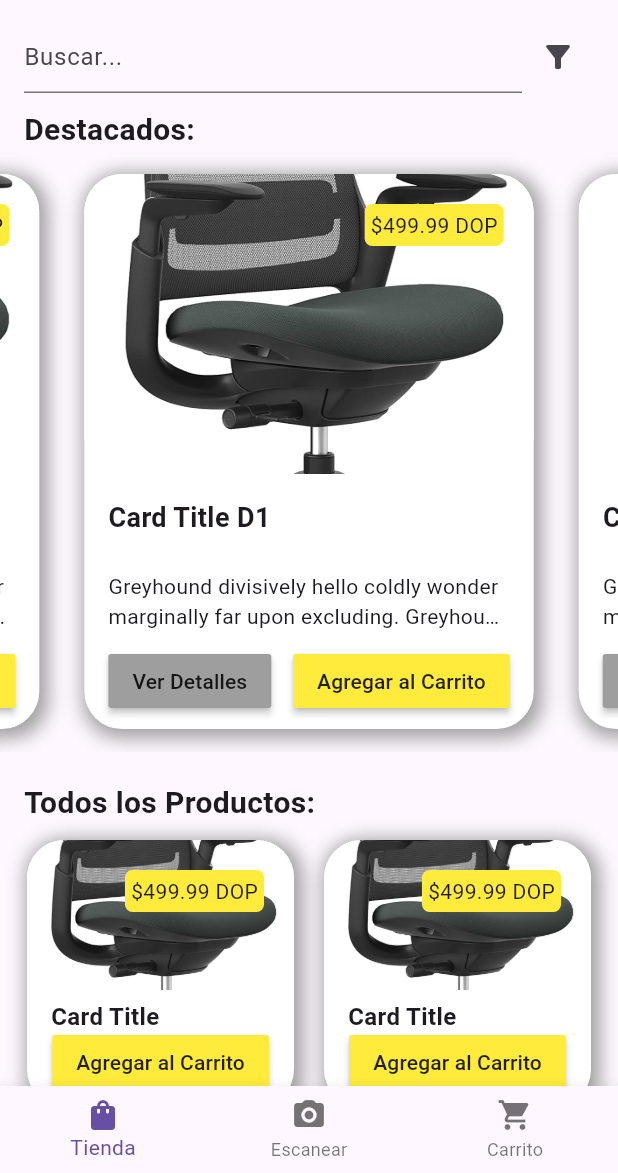
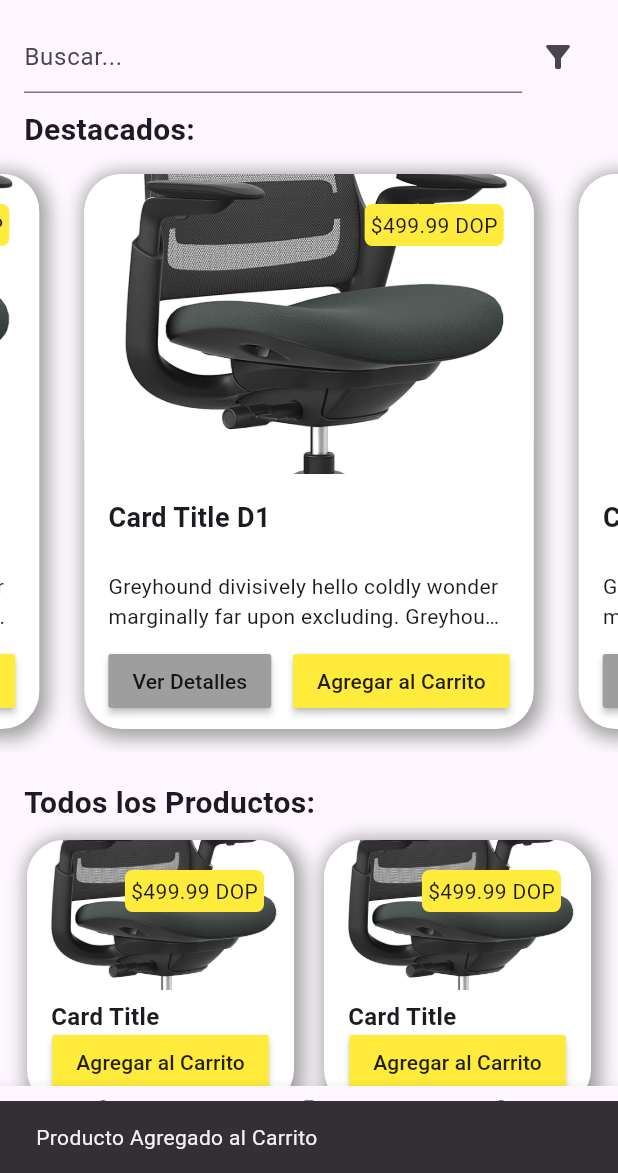
Before and after one commit to JoseRG03/RoomBox, a Flutter app: the screen it shows after launch, after a tap on "Iniciar Sesión", after a tap on "Agregar al Carrito", on a phone screen of 412 x 824 dp, the part 63-1236 px from its top. Run offline on Flutter 3.47's test engine with Material 3 defaults, Android fonts, the phone set to English and light mode, and no system bars; drawn by our look-alikes of carousel_slider.

Commit message:
Add to cart snackbar

```diff
--- a/lib/components/cards/featured-items-card.dart
+++ b/lib/components/cards/featured-items-card.dart
@@ -1,6 +1,7 @@
 import 'package:flutter/material.dart';
 
 import '../../pages/app/store/item-description.dart';
+import '../snack-bar.dart';
 
 class FeaturedItemCard extends StatelessWidget {
   const FeaturedItemCard({
@@ -85,7 +86,7 @@ class FeaturedItemCard extends StatelessWidget {
                       MaterialButton(
                           color: Colors.yellow,
                           onPressed: () {
-                            print('Carrito');
+                            ScaffoldMessenger.of(context).showSnackBar(addToCartSnackBar);
                           },
                           child: Text('Agregar al Carrito')),
                     ],
--- a/lib/components/cards/item-card.dart
+++ b/lib/components/cards/item-card.dart
@@ -1,5 +1,7 @@
 import 'package:flutter/material.dart';
 import 'package:room_box_app/pages/app/store/item-description.dart';
+
+import '../snack-bar.dart';
 
 class ItemCard extends StatelessWidget {
   const ItemCard({
@@ -79,7 +81,7 @@ class ItemCard extends StatelessWidget {
                         child: MaterialButton(
                           color: Colors.yellow,
                           onPressed: () {
-                            print('Carrito');
+                            ScaffoldMessenger.of(context).showSnackBar(addToCartSnackBar);
                           },
                           child: Text('Agregar al Carrito'),
                         ),
--- /dev/null
+++ b/lib/components/snack-bar.dart
@@ -0,0 +1,5 @@
+import 'package:flutter/material.dart';
+
+var addToCartSnackBar = SnackBar(
+  content: Text('Producto Agregado al Carrito'),
+);
--- a/lib/pages/public/login.dart
+++ b/lib/pages/public/login.dart
@@ -1,4 +1,6 @@
 import 'package:flutter/material.dart';
+
+import '../../components/snack-bar.dart';
 
 class Login extends StatelessWidget {
   const Login({super.key, required this.onPressed});
@@ -8,7 +10,18 @@ class Login extends StatelessWidget {
   Widget build(BuildContext context) {
     return Scaffold(
         body: Center(
-            child: InkWell(
-                onTap: onPressed, child: const Text('Iniciar Sesión'))));
+            child: Column(
+              mainAxisAlignment: MainAxisAlignment.center,
+      children: [
+        MaterialButton(
+          onPressed: onPressed,
+          child: const Text('Iniciar Sesión'),
+        ),
+        MaterialButton(
+          onPressed: onPressed,
+          child: const Text('Crear Cuenta'),
+        ),
+      ],
+    )));
   }
 }
```
